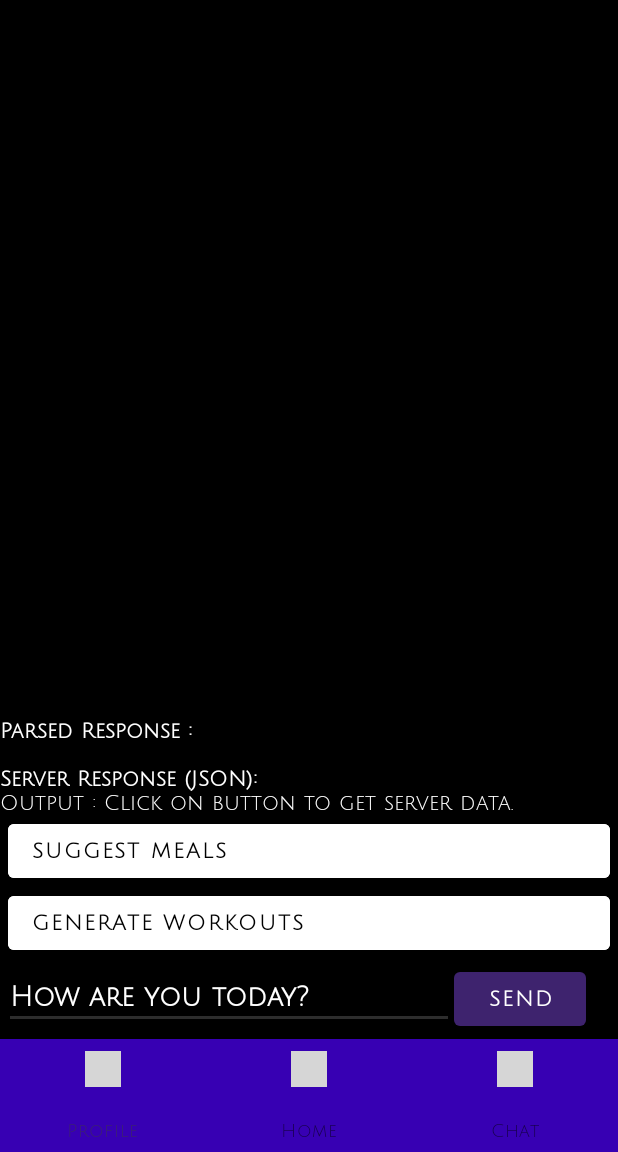
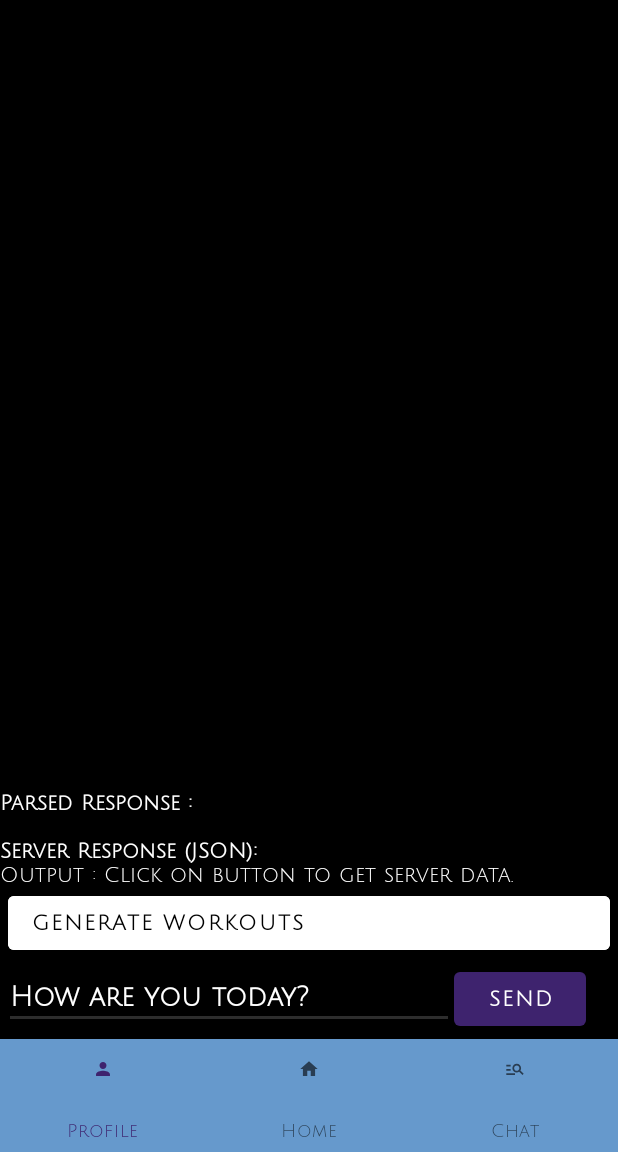
Before and after one commit to CharlesC234/MobileDeviceAppsProject, an Android app: the ChatScreen screen opened directly, with no data from a screen before it, on a phone screen of 412 x 824 dp, the part 84-1236 px from its top. Run offline under Robolectric (Android 15) with nearby library versions, the phone set to English and light mode, and no system bars; grey boxes are pictures that could not be loaded.

Commit message:
fixed prompt, deleted meals

```diff
--- a/TeamProject/app/src/main/res/layout/activity_chat_screen.xml
+++ b/TeamProject/app/src/main/res/layout/activity_chat_screen.xml
@@ -34,16 +34,7 @@
         android:textColor="@color/white"
         android:layout_height="wrap_content"
         android:text="Output : Click on button to get server data." />
-    <Button
-        android:id="@+id/example1"
-        android:layout_width="fill_parent"
-        android:layout_marginHorizontal="5dp"
-        android:layout_height="wrap_content"
-        android:text="Suggest meals"
-        android:backgroundTint="@color/white"
-        android:textColor="@color/black"
-        android:textAlignment="viewStart"
-        android:textStyle="bold" />
+
     <Button
         android:id="@+id/example2"
         android:layout_width="fill_parent"
@@ -81,7 +72,7 @@
     <com.google.android.material.bottomnavigation.BottomNavigationView
         android:id="@+id/bottomNavigationView"
         android:layout_width="match_parent"
-        android:background="@color/design_default_color_primary_dark"
+        android:background="#6699CC"
         android:layout_height="75dp"
         app:layout_constraintBottom_toBottomOf="parent"
         app:layout_constraintEnd_toEndOf="parent"
--- a/TeamProject/app/src/main/res/layout/activity_main_screen.xml
+++ b/TeamProject/app/src/main/res/layout/activity_main_screen.xml
@@ -344,12 +344,12 @@
         <com.google.android.material.bottomnavigation.BottomNavigationView
             android:id="@+id/bottomNavigationView"
             android:layout_width="match_parent"
-            android:background="@color/design_default_color_primary_dark"
+            android:background="#6699CC"
             android:layout_height="75dp"
             app:layout_constraintBottom_toBottomOf="parent"
             app:layout_constraintEnd_toEndOf="parent"
             app:layout_constraintHorizontal_bias="0.5"
             app:layout_constraintStart_toStartOf="parent"
-            app:menu="@menu/bottom_nav_menu" />
+            app:menu="@menu/bottom_nav_menu"/>
     </LinearLayout>
 </androidx.constraintlayout.widget.ConstraintLayout>
--- a/TeamProject/app/src/main/res/layout/activity_profile_screen.xml
+++ b/TeamProject/app/src/main/res/layout/activity_profile_screen.xml
@@ -287,7 +287,7 @@
     <com.google.android.material.bottomnavigation.BottomNavigationView
         android:id="@+id/bottomNavigationView"
         android:layout_width="match_parent"
-        android:background="@color/design_default_color_primary_dark"
+        android:background="#6699CC"
         android:layout_height="75dp"
         app:layout_constraintBottom_toBottomOf="parent"
         app:layout_constraintEnd_toEndOf="parent"
--- a/TeamProject/app/src/main/res/layout/activity_saved_workouts.xml
+++ b/TeamProject/app/src/main/res/layout/activity_saved_workouts.xml
@@ -21,7 +21,7 @@
     <com.google.android.material.bottomnavigation.BottomNavigationView
         android:id="@+id/bottomNavigationView"
         android:layout_width="match_parent"
-        android:background="@color/design_default_color_primary_dark"
+        android:background="#6699CC"
         android:layout_height="75dp"
         app:layout_constraintBottom_toBottomOf="parent"
         app:layout_constraintEnd_toEndOf="parent"
--- a/TeamProject/app/src/main/res/layout/workouts_recyclerview.xml
+++ b/TeamProject/app/src/main/res/layout/workouts_recyclerview.xml
@@ -43,7 +43,8 @@
                 android:textStyle="bold"
                 app:layout_constraintEnd_toStartOf="@+id/delete_workout_image"
                 app:layout_constraintStart_toEndOf="@+id/dropdown_workout_image"
-                tools:layout_editor_absoluteY="6dp" />
+                app:layout_constraintTop_toTopOf="parent"
+                app:layout_constraintBottom_toBottomOf="parent"/>
 
             <ImageView
                 android:id="@+id/delete_workout_image"
@@ -68,7 +69,6 @@
         android:background="@color/pale_grey"
         android:layout_marginStart="24dp"
         android:layout_marginEnd="24dp"
-        app:layout_constraintStart_toStartOf="@id/delete_workout_image"
         app:layout_constraintTop_toBottomOf="@id/cardView">
         <TextView
             android:id="@+id/workout_description_tview"
--- a/TeamProject/app/src/main/res/menu/bottom_nav_menu.xml
+++ b/TeamProject/app/src/main/res/menu/bottom_nav_menu.xml
@@ -3,13 +3,13 @@
     <item
         android:id="@+id/profile"
         android:title="Profile"
-        android:icon="@drawable/profile_navigation_image"/> <!--ic_profile_foreground-->
+        android:icon="@drawable/ic_profile_foreground"/>
     <item
         android:id="@+id/home"
         android:title="Home"
-        android:icon="@drawable/home_screen_navigation_image"/>
+        android:icon="@drawable/ic_home_foreground"/>
     <item
         android:id="@+id/chat"
         android:title="Chat"
-        android:icon="@drawable/chat_scree_navigation_image"/>
+        android:icon="@drawable/ic_chat_foreground"/>
 </menu>
```
Also changed, not shown: TeamProject/app/src/main/java/edu/floridapoly/mobiledeviceapps/fall23/cahillcharles/TeamProject/ChatScreen.java (+42 -79 lines), TeamProject/app/src/main/java/edu/floridapoly/mobiledeviceapps/fall23/cahillcharles/TeamProject/MainScreen.java (+3 -6 lines), 372 other files.
